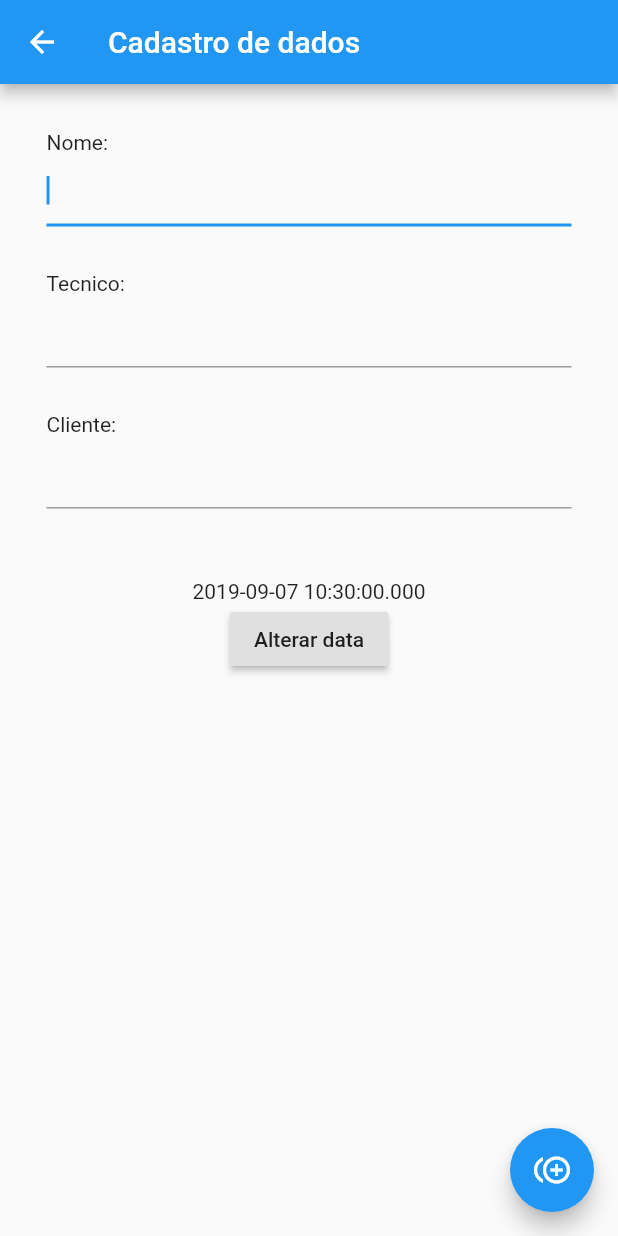
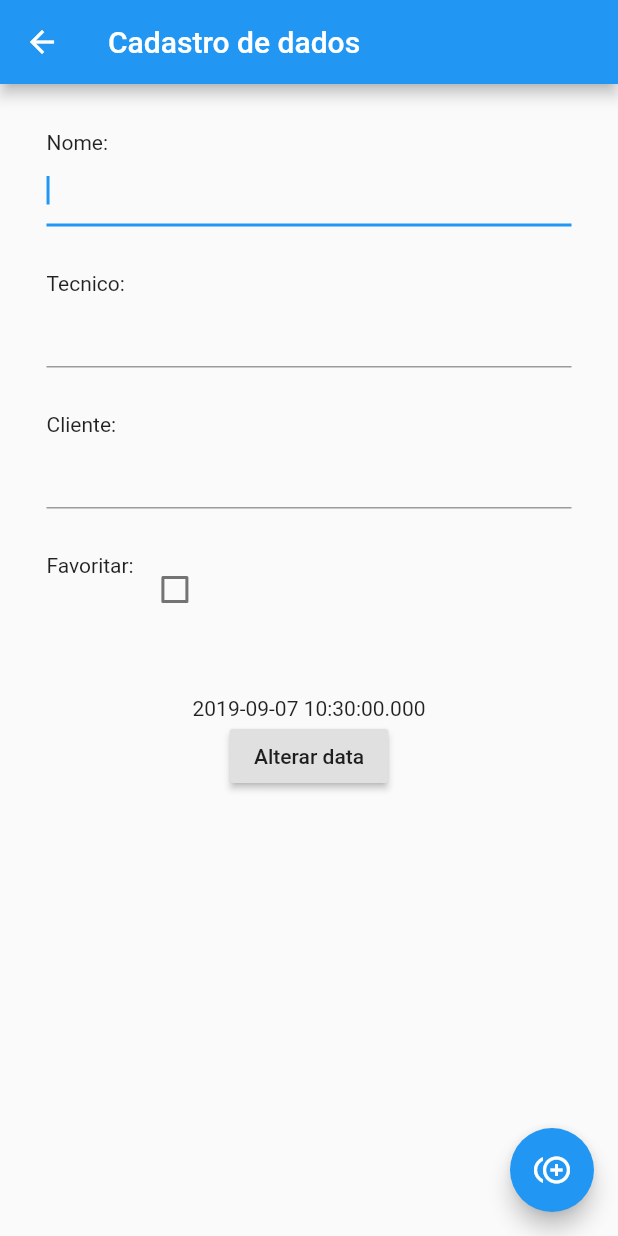
Before and after one commit to anderson-fruhauf/curso-flutter, a Flutter app: the Cadastro screen opened directly, on a phone screen of 412 x 824 dp. Run offline on Flutter 3.47's test engine with Material 2 defaults, Android fonts, the phone set to English and light mode, and no system bars.

```diff
--- a/lib/pages/cadastro.page.dart
+++ b/lib/pages/cadastro.page.dart
@@ -15,6 +15,7 @@ class _State extends State<Cadastro> {
 
   String _value = 'teste';
   DateTime data = new DateTime.now();
+  bool favorite = false;
 
   @override
   Widget build(BuildContext context) {
@@ -76,6 +77,23 @@ class _State extends State<Cadastro> {
                   ],
                 ),
               ),
+              Padding(
+                padding: EdgeInsets.all(15.0),
+                child: Row(
+                  crossAxisAlignment: CrossAxisAlignment.start,
+                  children: <Widget>[
+                    Text('Favoritar: '),
+                    Checkbox(
+                      value: favorite,
+                      onChanged: (bool value) {
+                        setState(() {
+                          this.favorite = value;
+                        });
+                      },
+                    ),
+                  ],
+                ),
+              ),
               new Container(
                 padding: new EdgeInsets.all(32.0),
                 child: new Center(
@@ -118,7 +136,7 @@ class _State extends State<Cadastro> {
                     cliente: cliente.text,
                     nome: nome.text,
                     data: data.toString(),
-                    isFavorite: true,
+                    isFavorite: favorite,
                     tecnico: tecnico.text),
               );
               Navigator.pop(context);
```
